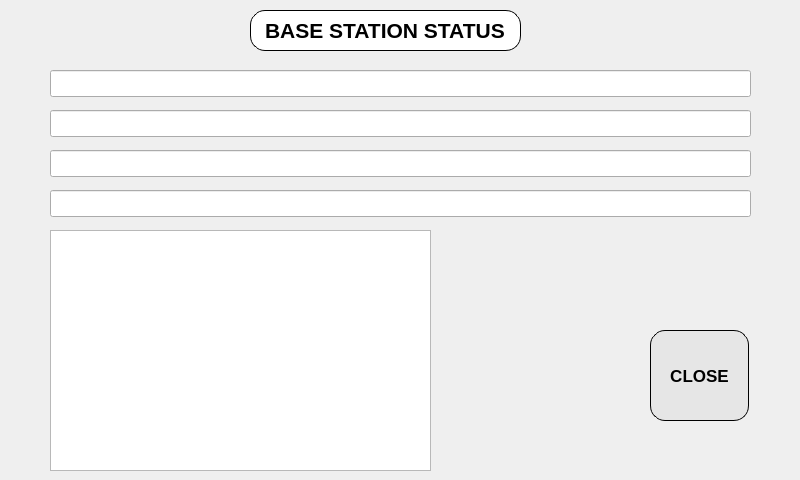
The window that RTKBASE/affichestr2str.ui (Francklin2/RTKLIB_Touchscreen_GUI) describes before a commit, drawn with Qt 5.
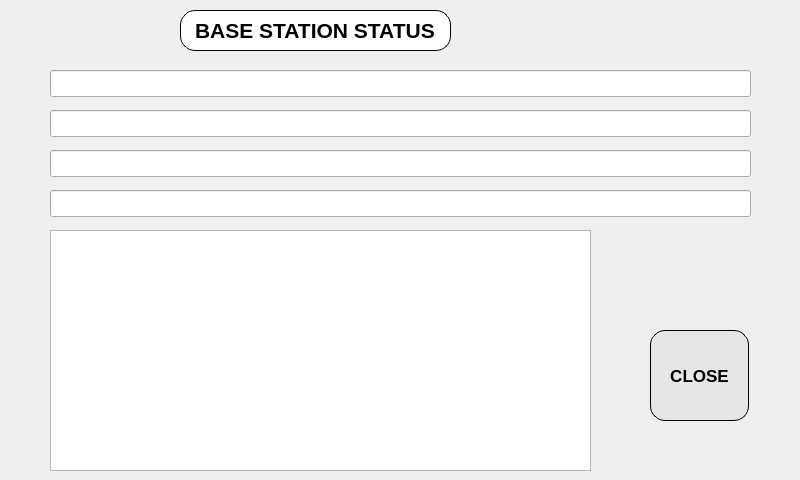
The same window after the commit.

Patch:
```diff
--- a/RTKBASE/affichestr2str.ui
+++ b/RTKBASE/affichestr2str.ui
@@ -19,7 +19,7 @@
   <widget class="QLineEdit" name="lineEdit">
    <property name="geometry">
     <rect>
-     <x>250</x>
+     <x>180</x>
      <y>10</y>
      <width>271</width>
      <height>41</height>
@@ -144,7 +144,7 @@
     <rect>
      <x>50</x>
      <y>230</y>
-     <width>381</width>
+     <width>541</width>
      <height>241</height>
     </rect>
    </property>
```
